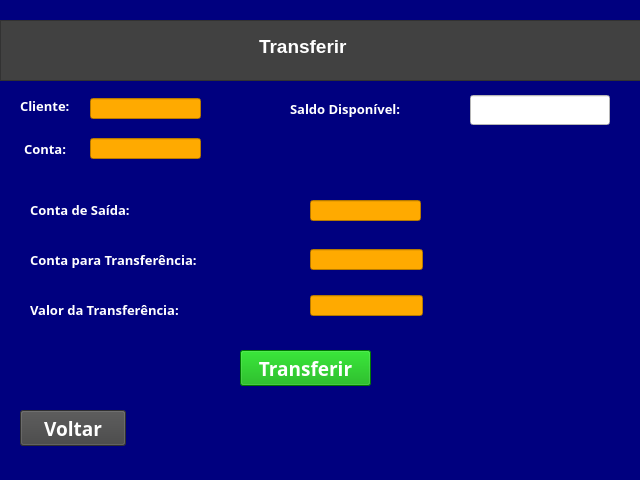
Qt form Projeto_Conta/telas/transferir.ui (elievelton/Git) before a commit.
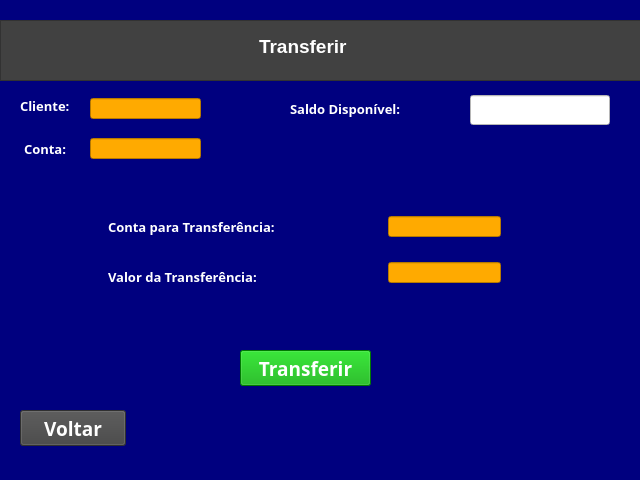
The same form after that commit.

The edit to the form file:
```diff
--- a/Projeto_Conta/telas/transferir.ui
+++ b/Projeto_Conta/telas/transferir.ui
@@ -20,8 +20,8 @@
    <widget class="QLabel" name="label_2">
     <property name="geometry">
      <rect>
-      <x>30</x>
-      <y>250</y>
+      <x>108</x>
+      <y>217</y>
       <width>271</width>
       <height>20</height>
      </rect>
@@ -45,8 +45,8 @@
    <widget class="QLabel" name="label_3">
     <property name="geometry">
      <rect>
-      <x>30</x>
-      <y>300</y>
+      <x>108</x>
+      <y>267</y>
       <width>261</width>
       <height>20</height>
      </rect>
@@ -120,8 +120,8 @@
    <widget class="QLineEdit" name="lineEdit">
     <property name="geometry">
      <rect>
-      <x>310</x>
-      <y>249</y>
+      <x>388</x>
+      <y>216</y>
       <width>113</width>
       <height>21</height>
      </rect>
@@ -134,8 +134,8 @@
    <widget class="QLineEdit" name="lineEdit_2">
     <property name="geometry">
      <rect>
-      <x>310</x>
-      <y>295</y>
+      <x>388</x>
+      <y>262</y>
       <width>113</width>
       <height>21</height>
      </rect>
@@ -187,45 +187,6 @@
      </property>
     </widget>
    </widget>
-   <widget class="QLineEdit" name="lineEdit_3">
-    <property name="geometry">
-     <rect>
-      <x>310</x>
-      <y>200</y>
-      <width>111</width>
-      <height>21</height>
-     </rect>
-    </property>
-    <property name="styleSheet">
-     <string notr="true">background-color: rgb(255, 170, 0);
-color: rgb(0, 0, 0);</string>
-    </property>
-   </widget>
-   <widget class="QLabel" name="label_4">
-    <property name="geometry">
-     <rect>
-      <x>30</x>
-      <y>200</y>
-      <width>151</width>
-      <height>20</height>
-     </rect>
-    </property>
-    <property name="font">
-     <font>
-      <family>Noto Sans</family>
-      <pointsize>10</pointsize>
-      <weight>75</weight>
-      <italic>false</italic>
-      <bold>true</bold>
-     </font>
-    </property>
-    <property name="styleSheet">
-     <string notr="true">color: rgb(255, 255, 255);</string>
-    </property>
-    <property name="text">
-     <string>Conta de Saída:</string>
-    </property>
-   </widget>
    <widget class="QLabel" name="label_5">
     <property name="geometry">
      <rect>
```
